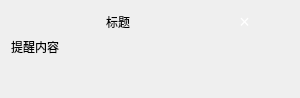
Qt form src/notificationPopup.ui (SwartzMss/EasyNotify) before a commit.
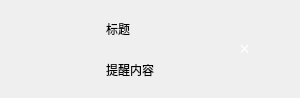
The same form after that commit.

Commit message: Add priority and message support to notification popup

```diff
--- a/src/notificationPopup.ui
+++ b/src/notificationPopup.ui
@@ -16,12 +16,12 @@
     <height>80</height>
    </size>
   </property>
-  <layout class="QVBoxLayout" name="verticalLayout" stretch="0,0,1">
+  <layout class="QHBoxLayout" name="horizontalLayout">
    <item>
-    <layout class="QHBoxLayout" name="topLayout">
-     <item>
-      <widget class="QLabel" name="iconLabel"/>
-     </item>
+    <widget class="QLabel" name="priorityLabel"/>
+   </item>
+   <item>
+    <layout class="QVBoxLayout" name="textLayout">
      <item>
       <widget class="QLabel" name="titleLabel">
        <property name="text">
@@ -33,51 +33,32 @@
       </widget>
      </item>
      <item>
-      <widget class="QPushButton" name="closeButton">
-       <property name="styleSheet">
-        <string>QPushButton { color: white; background: transparent; border: none; font-size: 18px; } QPushButton:hover { color: #ff6666; }</string>
-       </property>
+      <widget class="QLabel" name="messageLabel">
        <property name="text">
-        <string>×</string>
+        <string>提醒内容</string>
        </property>
-       <property name="fixedSize" stdset="0">
-        <size>
-         <width>24</width>
-         <height>24</height>
-        </size>
+       <property name="wordWrap">
+        <bool>true</bool>
        </property>
       </widget>
      </item>
     </layout>
    </item>
    <item>
-    <widget class="QLabel" name="messageLabel">
-     <property name="sizePolicy">
-      <sizepolicy hsizetype="Preferred" vsizetype="Preferred">
-       <horstretch>0</horstretch>
-       <verstretch>0</verstretch>
-      </sizepolicy>
+    <widget class="QPushButton" name="closeButton">
+     <property name="styleSheet">
+      <string>QPushButton { color: white; background: transparent; border: none; font-size: 18px; } QPushButton:hover { color: #ff6666; }</string>
      </property>
      <property name="text">
-      <string>提醒内容</string>
+      <string>×</string>
      </property>
-     <property name="wordWrap">
-      <bool>true</bool>
-     </property>
-    </widget>
-   </item>
-   <item>
-    <spacer name="verticalSpacer">
-     <property name="orientation">
-      <enum>Qt::Orientation::Vertical</enum>
-     </property>
-     <property name="sizeHint" stdset="0">
+     <property name="fixedSize" stdset="0">
       <size>
-       <width>20</width>
-       <height>40</height>
+       <width>24</width>
+       <height>24</height>
       </size>
      </property>
-    </spacer>
+    </widget>
    </item>
   </layout>
  </widget>
```
The commit also changes 3 other files.
